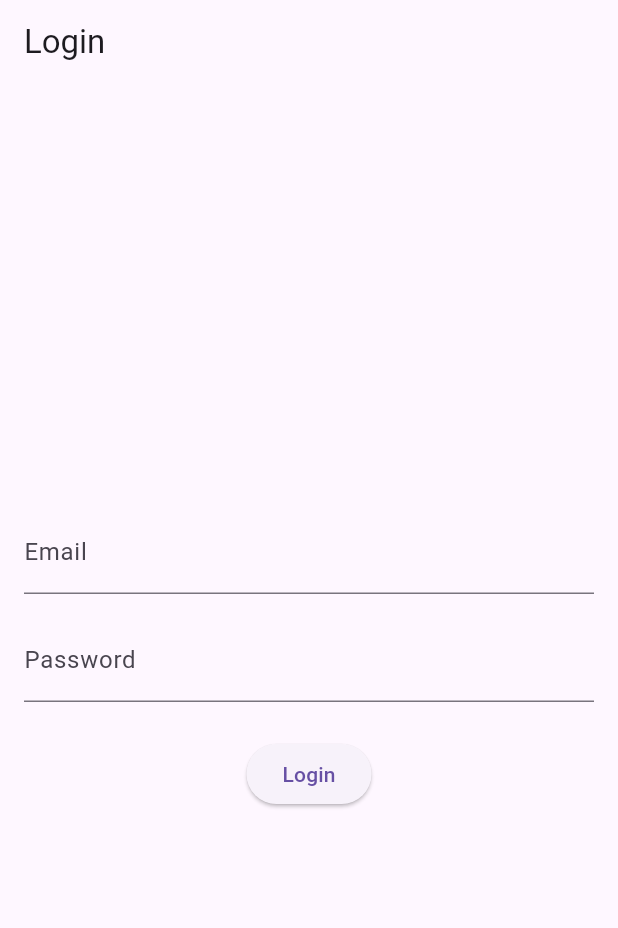
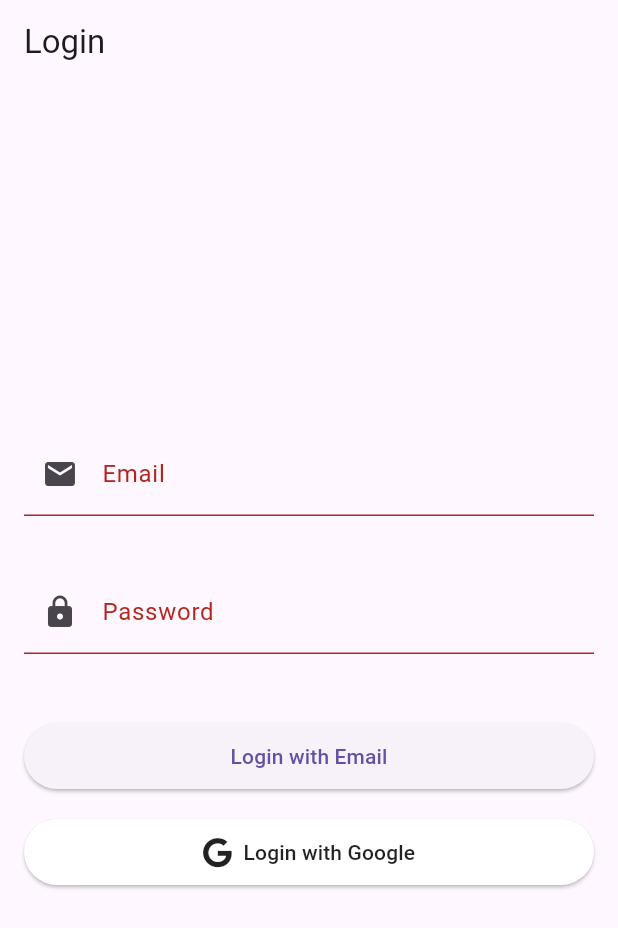
Before and after one commit to Benndora1/Tailor-Booking, a Flutter app: the screen it shows after launch, on a phone screen of 412 x 824 dp. Shown: the top 928 px of the screen. Run offline on Flutter 3.47's test engine with Material 3 defaults, Android fonts, the phone set to English and light mode, and no system bars; our stand-ins replace cloud_firestore, firebase_auth, firebase_core, firebase_messaging, font_awesome_flutter, google_sign_in; accounts and stored records are empty; generated files the repository leaves out were written again.

Commit message:
Login Functionality

```diff
--- a/lib/screens/login_screen.dart
+++ b/lib/screens/login_screen.dart
@@ -1,7 +1,7 @@
-// screens/login_screen.dart
 import 'package:flutter/material.dart';
-import 'package:firebase_auth/firebase_auth.dart';
-import '../screens/home_screen.dart';
+import 'package:font_awesome_flutter/font_awesome_flutter.dart';
+import '../services/auth_service.dart';
+
 class LoginScreen extends StatefulWidget {
   const LoginScreen({super.key});
 
@@ -10,24 +10,65 @@ class LoginScreen extends StatefulWidget {
 }
 
 class _LoginScreenState extends State<LoginScreen> {
-  final FirebaseAuth _auth = FirebaseAuth.instance;
+  final AuthService _authService = AuthService();
   final TextEditingController _emailController = TextEditingController();
   final TextEditingController _passwordController = TextEditingController();
+  bool _isLoading = false;
+  String _errorMessage = '';
 
-  Future<void> _login() async {
+  @override
+  void dispose() {
+    _emailController.dispose();
+    _passwordController.dispose();
+    super.dispose();
+  }
+
+  Future<void> _loginWithEmail() async {
+    setState(() {
+      _isLoading = true;
+      _errorMessage = '';
+    });
+
     try {
-      await _auth.signInWithEmailAndPassword(
-        email: _emailController.text.trim(),
-        password: _passwordController.text.trim(),
+      final user = await _authService.signInWithEmailAndPassword(
+        _emailController.text.trim(),
+        _passwordController.text.trim(),
       );
-      Navigator.pushReplacement(
-        context,
-        MaterialPageRoute(builder: (context) => const HomeScreen()),
-      );
-    } catch (e) {
-      ScaffoldMessenger.of(context).showSnackBar(
-        SnackBar(content: Text('Error: $e')),
-      );
+
+      if (user != null) {
+        Navigator.pushReplacementNamed(context, '/home');
+      } else {
+        setState(() {
+          _errorMessage = 'Login failed. Please check your credentials.';
+        });
+      }
+    } finally {
+      setState(() {
+        _isLoading = false;
+      });
+    }
+  }
+
+  Future<void> _loginWithGoogle() async {
+    setState(() {
+      _isLoading = true;
+      _errorMessage = '';
+    });
+
+    try {
+      final user = await _authService.signInWithGoogle();
+
+      if (user != null) {
+        Navigator.pushReplacementNamed(context, '/home');
+      } else {
+        setState(() {
+          _errorMessage = 'Google Sign-In failed. Please try again.';
+        });
+      }
+    } finally {
+      setState(() {
+        _isLoading = false;
+      });
     }
   }
 
@@ -40,20 +81,79 @@ class _LoginScreenState extends State<LoginScreen> {
         child: Column(
           mainAxisAlignment: MainAxisAlignment.center,
           children: [
+            // Email Field
             TextField(
               controller: _emailController,
-              decoration: const InputDecoration(labelText: 'Email'),
+              decoration: const InputDecoration(
+                labelText: 'Email',
+                errorText: '',
+                prefixIcon: Icon(Icons.email),
+              ),
+              keyboardType: TextInputType.emailAddress,
             ),
             const SizedBox(height: 16),
+
+            // Password Field
             TextField(
               controller: _passwordController,
               obscureText: true,
-              decoration: const InputDecoration(labelText: 'Password'),
+              decoration: const InputDecoration(
+                labelText: 'Password',
+                errorText: '',
+                prefixIcon: Icon(Icons.lock),
+              ),
             ),
             const SizedBox(height: 24),
-            ElevatedButton(
-              onPressed: _login,
-              child: const Text('Login'),
+
+            // Error Message
+            if (_errorMessage.isNotEmpty)
+              Padding(
+                padding: const EdgeInsets.only(bottom: 16),
+                child: Text(
+                  _errorMessage,
+                  style: const TextStyle(color: Colors.red, fontSize: 14),
+                ),
+              ),
+
+            // Login with Email Button
+            SizedBox(
+              width: double.infinity,
+              child: ElevatedButton(
+                onPressed: _isLoading ? null : _loginWithEmail,
+                style: ElevatedButton.styleFrom(
+                  padding: const EdgeInsets.symmetric(vertical: 12),
+                ),
+                child: _isLoading
+                    ? const SizedBox(
+                  width: 24,
+                  height: 24,
+                  child: CircularProgressIndicator(
+                    color: Colors.white,
+                    strokeWidth: 2,
+                  ),
+                )
+                    : const Text('Login with Email'),
+              ),
+            ),
+            const SizedBox(height: 16),
+
+            // Google Sign-In Button
+            SizedBox(
+              width: double.infinity,
+              child: ElevatedButton.icon(
+                onPressed: _isLoading ? null : _loginWithGoogle,
+                icon: const FaIcon(
+                  FontAwesomeIcons.google,
+                  size: 20,
+                ),
+                label: const Text('Login with Google'),
+                style: ElevatedButton.styleFrom(
+                  backgroundColor: Colors.white,
+                  foregroundColor: Colors.black87,
+                  padding: const EdgeInsets.symmetric(vertical: 12),
+                  elevation: 1,
+                ),
+              ),
             ),
           ],
         ),
--- /dev/null
+++ b/lib/screens/register_screen.dart
@@ -0,0 +1,33 @@
+import 'package:flutter/material.dart';
+import 'package:firebase_core/firebase_core.dart';
+import 'firebase_options.dart';
+import 'screens/login_screen.dart';
+
+void main() async {
+  // Ensure Flutter bindings are initialized
+  WidgetsFlutterBinding.ensureInitialized();
+  // Initialize Firebase
+  await Firebase.initializeApp(
+    options: DefaultFirebaseOptions.currentPlatform,
+  );
+  runApp(const TailorBookingApp());
+}
+
+class TailorBookingApp extends StatelessWidget {
+  const TailorBookingApp({super.key});
+
+  @override
+  Widget build(BuildContext context) {
+    return MaterialApp(
+      title: 'Tailor Booking App',
+      theme: ThemeData(
+        primarySwatch: Colors.blue,
+      ),
+      initialRoute: '/login', // Set the initial route
+      routes: {
+        '/login': (context) => const LoginScreen(),
+        '/register': (context) => const RegisterScreen(), // Add the register screen route
+      },
+    );
+  }
+}
--- a/lib/services/auth_service.dart
+++ b/lib/services/auth_service.dart
@@ -1,5 +1,6 @@
 import 'package:firebase_auth/firebase_auth.dart';
 import 'package:google_sign_in/google_sign_in.dart';
+
 
 class AuthService {
   final FirebaseAuth _auth = FirebaseAuth.instance;
```
Also changed, not shown: pubspec.yaml (+25 -24 lines), pubspec.lock, 1 other file.
